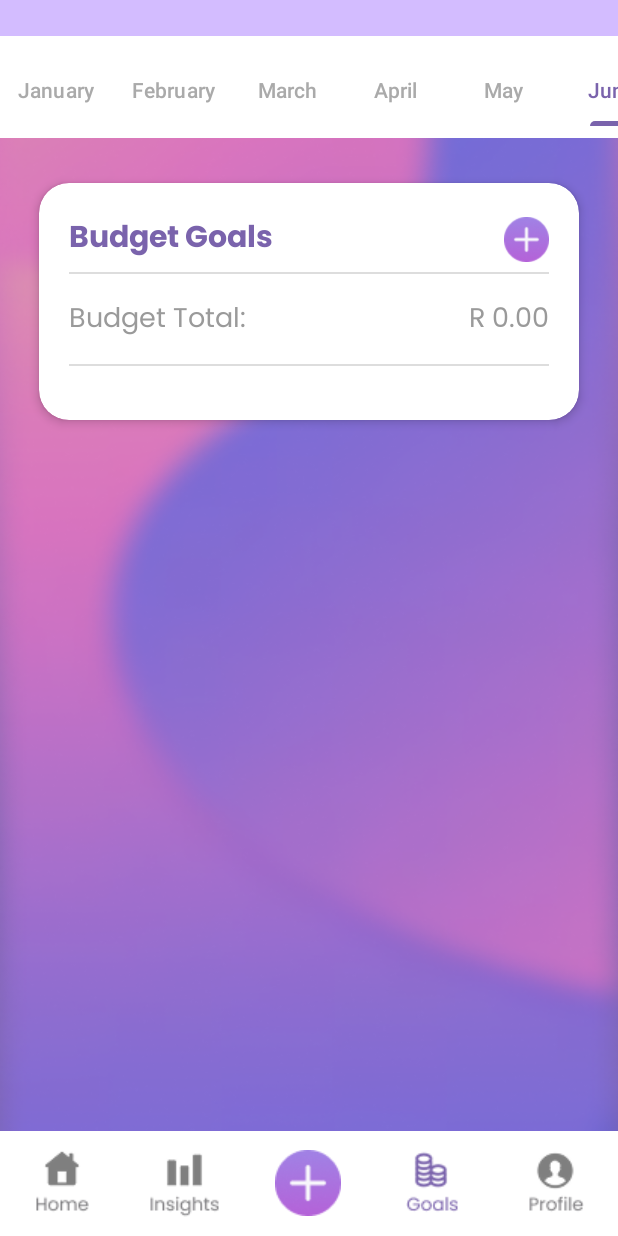
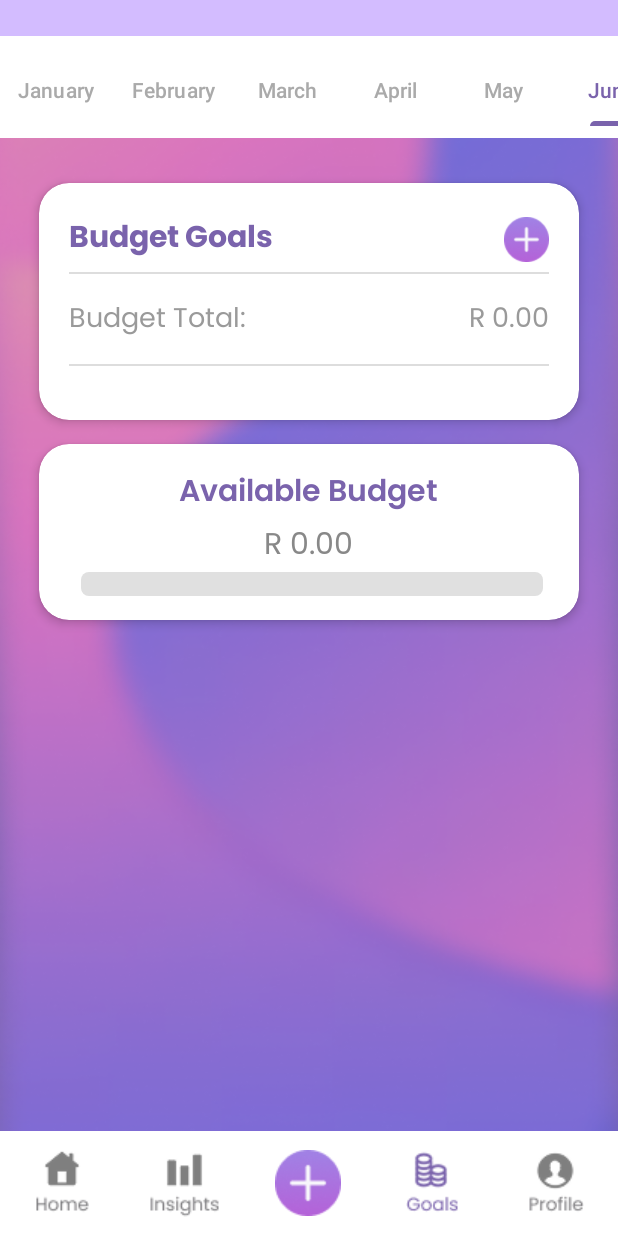
Before and after one commit to st10033925-azrahhabib/Coinverse, an Android app: the BudgetGoals screen opened directly, with no data from a screen before it, on a phone screen of 412 x 824 dp. Run offline under Robolectric (Android 15) with nearby library versions, the phone set to English and light mode, and no system bars; our stand-ins replace Firebase (no records; nobody signed in at launch, a user with empty details on screens opened directly).

Commit message:
UI/UX optimisation
Added a card that displays the remaining budget, per month, on BudgetGoals; additionally, configured seek bars so that they display correctly.
Adjusted some text colours on Insights.

```diff
--- a/app/src/main/java/vcmsa/projects/coinverse/BudgetAdapter.kt
+++ b/app/src/main/java/vcmsa/projects/coinverse/BudgetAdapter.kt
@@ -11,7 +11,7 @@ import vcmsa.projects.coinverse.ExpenseAdapter.ViewHolder
 
 data class BudgetCategoryTotal(val category: String, val totalAmount: Double)
 
-class BudgetAdapter(private val categoryTotals: List<BudgetCategoryTotal>) : RecyclerView.Adapter<BudgetAdapter.ViewHolder>() {
+class BudgetAdapter(private val categoryTotals: List<BudgetCategoryTotal>, private val budgetTotal: Double) : RecyclerView.Adapter<BudgetAdapter.ViewHolder>() {
 
     class ViewHolder(itemView: View) : RecyclerView.ViewHolder(itemView){
         val categoryIcon: ImageView = itemView.findViewById(R.id.ivCategoryIcon)
@@ -39,7 +39,7 @@ class BudgetAdapter(private val categoryTotals: List<BudgetCategoryTotal>) : Rec
         val currentItem = categoryTotals[position]
         holder.categoryName.text = currentItem.category
         holder.categoryValue.text = String.format("%.2f", currentItem.totalAmount)
-        holder.seekBar.max = currentItem.totalAmount.toInt()
+        holder.seekBar.max = budgetTotal.toInt()
         holder.seekBar.progress = currentItem.totalAmount.toInt()
         holder.setCategoryIcon(currentItem.category)
     }
--- a/app/src/main/java/vcmsa/projects/coinverse/BudgetGoals.kt
+++ b/app/src/main/java/vcmsa/projects/coinverse/BudgetGoals.kt
@@ -1,9 +1,11 @@
 package vcmsa.projects.coinverse
 import android.content.Intent
+import android.graphics.Color
 import android.os.Bundle
 import android.util.Log
 import android.widget.ImageButton
 import android.widget.ImageView
+import android.widget.SeekBar
 import android.widget.TextView
 import androidx.activity.enableEdgeToEdge
 import androidx.appcompat.app.AppCompatActivity
@@ -22,10 +24,13 @@ class BudgetGoals : AppCompatActivity() {
 
     private lateinit var addBudget: ImageView
     private lateinit var totalTV: TextView
+    private lateinit var budgetTV: TextView
+    private lateinit var budgetSB: SeekBar
     private lateinit var auth: FirebaseAuth
     private lateinit var firestore: FirebaseFirestore
     private lateinit var budgetRecyclerView: RecyclerView
     private lateinit var budgetAdapter: BudgetAdapter
+    private var availableBudget = 0
 
     private var currentMonth: Int = Calendar.getInstance().get(Calendar.MONTH)
 
@@ -37,6 +42,7 @@ class BudgetGoals : AppCompatActivity() {
         val monthFragment = MonthFragment().apply {
             onMonthSelected = {monthIndex ->
                 currentMonth = monthIndex
+                calculateRemainingBudget()
                 fetchBudgets()
                 Log.d("MonthFragment", "Month selected: $monthIndex")
             }
@@ -50,6 +56,8 @@ class BudgetGoals : AppCompatActivity() {
         auth = Firebase.auth
         firestore = Firebase.firestore
         totalTV = findViewById(R.id.budgetTotal)
+        budgetTV = findViewById(R.id.tvAvailableBudgetValue)
+        budgetSB = findViewById(R.id.seekBarBudget)
 
         //configures rv
         budgetRecyclerView = findViewById(R.id.recyclerBudgetCategories)
@@ -66,7 +74,6 @@ class BudgetGoals : AppCompatActivity() {
 //        fetchBudgets()
         navigationBar()
     }
-
 
     //Gets and displays a list of budgets per category
     private fun fetchBudgets() {
@@ -114,6 +121,8 @@ class BudgetGoals : AppCompatActivity() {
                         }
                         totalBudget += amount
                     }
+
+                    //update text fields
                     totalTV.text = "R ${String.format("%.2f", totalBudget)}"
 
                     val categoryTotalList = categoryTotals.map { (category, total) ->
@@ -121,12 +130,81 @@ class BudgetGoals : AppCompatActivity() {
                     }.toList()
 
                     //update the recyclerView
-                    budgetAdapter = BudgetAdapter(categoryTotalList)
+                    budgetAdapter = BudgetAdapter(categoryTotalList, totalBudget)
                     budgetRecyclerView.adapter = budgetAdapter
                 }
                 .addOnFailureListener {e ->
                     Log.e("LogFailure","Error fetching budgets.")
                 }
+        }
+    }
+
+    private fun calculateRemainingBudget(){
+        val userID = auth.currentUser?.uid
+
+        val calendar = Calendar.getInstance()
+
+//            calendar.set(Calendar.YEAR, Calendar.getInstance().get(Calendar.YEAR)) // optional
+        calendar.set(Calendar.MONTH, currentMonth)
+        calendar.set(Calendar.DAY_OF_MONTH, 1)
+        calendar.set(Calendar.HOUR_OF_DAY, 0)
+        calendar.set(Calendar.MINUTE, 0)
+        calendar.set(Calendar.SECOND, 0)
+        calendar.set(Calendar.MILLISECOND, 0)
+        val startDate = calendar.time
+
+        calendar.set(Calendar.DAY_OF_MONTH, calendar.getActualMaximum(Calendar.DAY_OF_MONTH))
+        calendar.set(Calendar.HOUR_OF_DAY, 23)
+        calendar.set(Calendar.MINUTE, 59)
+        calendar.set(Calendar.SECOND, 59)
+        calendar.set(Calendar.MILLISECOND, 999)
+        val endDate = calendar.time
+
+        Log.d("AvailableBudget", "Fetching for month: $currentMonth")
+        Log.d("AvailableBudget", "Start date: $startDate")
+        Log.d("AvailableBudget", "End date: $endDate")
+
+        var totalBudget = 0.0
+        var totalExpenses = 0.0
+
+        if (userID != null) {
+            firestore.collection("Budget")
+                .whereEqualTo("userId", userID)
+                .whereGreaterThanOrEqualTo("creationDate", startDate)
+                .whereLessThanOrEqualTo("creationDate", endDate)
+                .orderBy("creationDate")
+                .get()
+                .addOnSuccessListener { budgetSnap ->
+                    for (doc in budgetSnap.documents) {
+                        val amount = doc.getDouble("amount") ?: 0.0
+                        totalBudget += amount
+                        Log.w("AvailableBudget", "Budget Success!")
+                    }
+
+                    firestore.collection("Expenses")
+                        .whereEqualTo("userId", userID)
+                        .whereGreaterThanOrEqualTo("date", startDate)
+                        .whereLessThanOrEqualTo("date", endDate)
+                        .orderBy("date")
+                        .get()
+                        .addOnSuccessListener { expenseSnap ->
+                            for (doc in expenseSnap.documents) {
+                                val amount = doc.getDouble("amount") ?: 0.0
+                                totalExpenses += amount
+
+                                Log.w("AvailableBudget", "Expense Success!")
+                            }
+                            var budgetValue = totalBudget - totalExpenses
+                            availableBudget = budgetValue.toInt()
+
+                            //update text fields and seek bar
+                            budgetTV.text = "R ${String.format("%.2f", budgetValue)}"
+                            budgetSB.max = totalBudget.toInt()
+                            budgetSB.progress = availableBudget
+                        }
+                        .addOnFailureListener { Log.e("AvailableBudget", "Failed to fetch expenses.") }
+                }
+                .addOnFailureListener { Log.e("AvailableBudget", "Failed to fetch budgets. ") }
         }
     }
 
--- a/app/src/main/java/vcmsa/projects/coinverse/Insights.kt
+++ b/app/src/main/java/vcmsa/projects/coinverse/Insights.kt
@@ -79,7 +79,7 @@ class Insights : AppCompatActivity() {
         legend.isEnabled = true
         legend.form = Legend.LegendForm.CIRCLE
         legend.textSize = 14f
-        legend.textColor = Color.BLACK
+        legend.textColor = Color.parseColor("#888888")
         legend.formSize = 12f
         legend.xEntrySpace = 10f
         legend.yEntrySpace = 8f
@@ -199,6 +199,7 @@ class Insights : AppCompatActivity() {
                             pieChart.data = pieData
                             pieChart.setCenterText("Balance:\nR ${String.format("%.2f", balance)}")
                             pieChart.setCenterTextSize(16f)
+                            pieChart.setCenterTextColor(Color.parseColor("#888888"))
                             pieChart.invalidate()
 
                             //Update text fields
--- a/app/src/main/res/layout/activity_budget_goals.xml
+++ b/app/src/main/res/layout/activity_budget_goals.xml
@@ -131,6 +131,63 @@
                             tools:listitem="@layout/budget_category_item" />
                     </LinearLayout>
                 </androidx.cardview.widget.CardView>
+
+                <!-- available budget card -->
+                <androidx.cardview.widget.CardView
+                    android:id="@+id/cardAvailableBudget"
+                    android:layout_width="360dp"
+                    android:layout_gravity="center_horizontal"
+                    android:layout_height="wrap_content"
+                    android:layout_marginStart="25dp"
+                    android:layout_marginTop="16dp"
+                    android:layout_marginEnd="25dp"
+                    app:cardBackgroundColor="@color/card_background"
+                    app:cardCornerRadius="20dp"
+                    app:cardElevation="4dp">
+
+                    <LinearLayout
+                        android:layout_width="match_parent"
+                        android:layout_height="wrap_content"
+                        android:orientation="vertical"
+                        android:padding="16dp">
+
+                        <TextView
+                            android:layout_width="wrap_content"
+                            android:layout_height="wrap_content"
+                            android:text="Available Budget"
+                            android:textColor="#7A63AC"
+                            android:textSize="20sp"
+                            android:fontFamily="@font/poppinssemibold"
+                            android:layout_gravity="center_horizontal" />
+
+                        <TextView
+                            android:id="@+id/tvAvailableBudgetValue"
+                            android:layout_width="wrap_content"
+                            android:layout_height="wrap_content"
+                            android:text="-0000"
+                            android:textColor="#888888"
+                            android:textSize="20sp"
+                            android:fontFamily="@font/poppinsregular"
+                            android:layout_marginTop="2dp"
+                            android:layout_gravity="center_horizontal" />
+
+                        <!-- Seekbar showing total budget - expenses -->
+                        <SeekBar
+                            android:id="@+id/seekBarBudget"
+                            android:layout_width="match_parent"
+                            android:layout_height="wrap_content"
+                            android:layout_marginStart="12dp"
+                            android:layout_marginEnd="8dp"
+                            android:max="400"
+                            android:progress="200"
+                            android:progressDrawable="@drawable/custom_seekbar_progress"
+                            android:thumb="@null"
+                            android:enabled="false"
+                            android:paddingStart="0dp"
+                            android:paddingEnd="0dp"
+                            android:splitTrack="false" />
+                    </LinearLayout>
+                </androidx.cardview.widget.CardView>
             </LinearLayout>
         </ScrollView>
     </LinearLayout>
```
